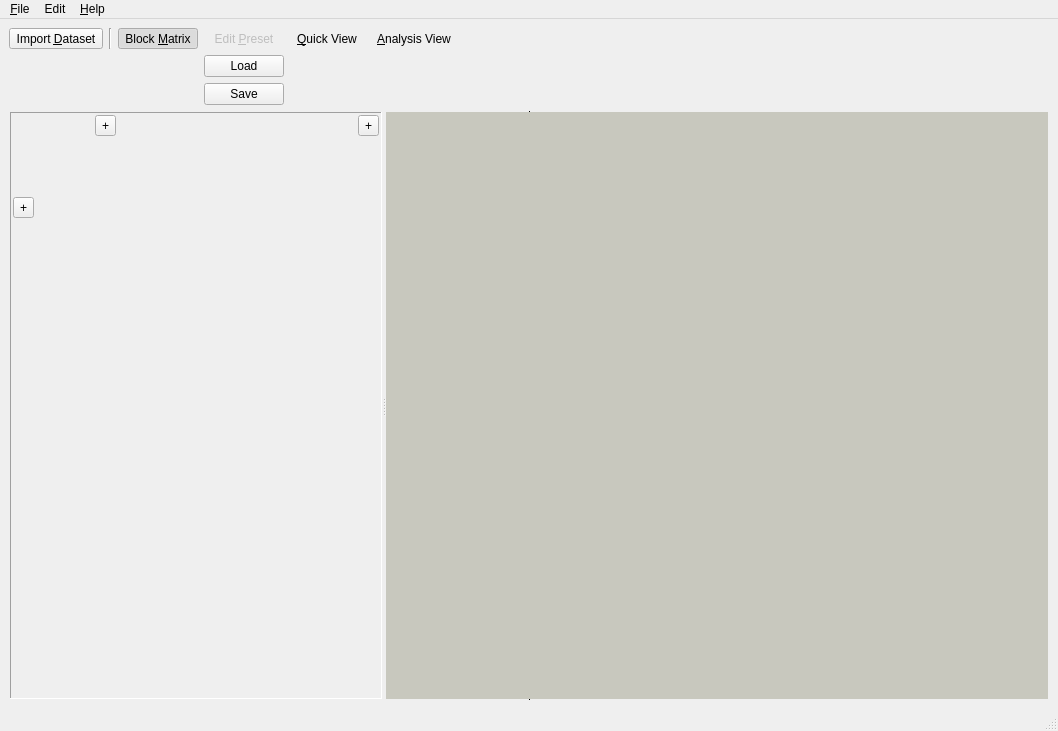
This is shapeout2/gui/main.ui in ZELLMECHANIK-DRESDEN/ShapeOut2 as Qt 5 draws it before an edit. The edited form follows.
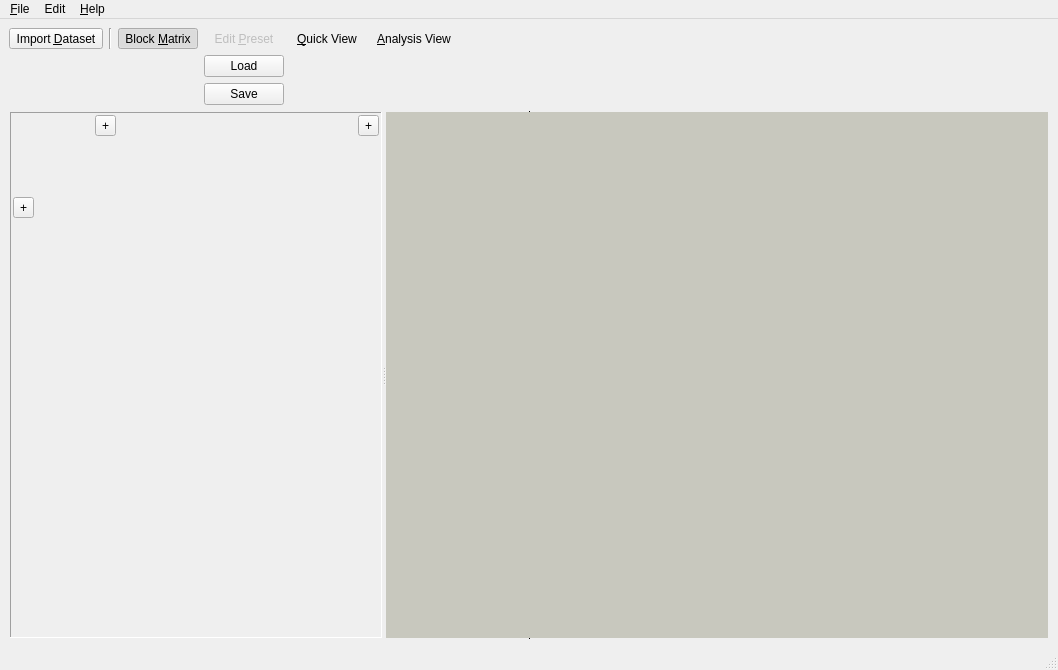
This is the edited form. Custom widgets are drawn as their Qt base class.

What changed in the file:
```diff
--- a/shapeout2/gui/main.ui
+++ b/shapeout2/gui/main.ui
@@ -7,7 +7,7 @@
     <x>0</x>
     <y>0</y>
     <width>1058</width>
-    <height>731</height>
+    <height>670</height>
    </rect>
   </property>
   <property name="windowTitle">
@@ -223,7 +223,7 @@
              <x>0</x>
              <y>0</y>
              <width>166</width>
-             <height>569</height>
+             <height>508</height>
             </rect>
            </property>
            <property name="sizePolicy">
```
